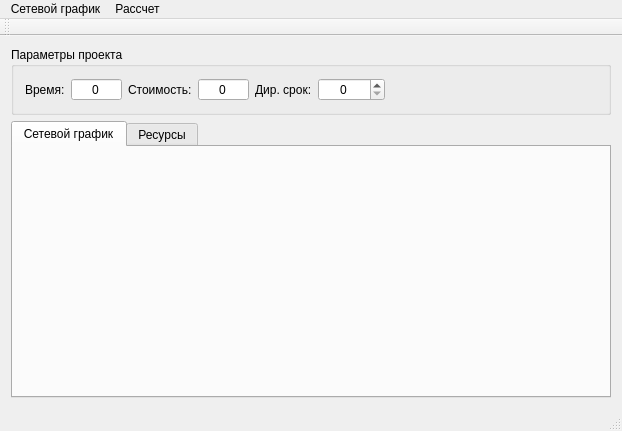
Before: the Qt Designer form NetworkCalc/mainwindow.ui in io2357911/NetworkPlanning, drawn with Qt 5.
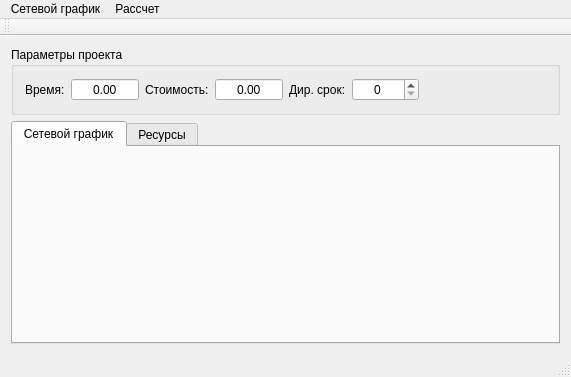
After: the same form once the commit is applied. Custom widgets are drawn as their Qt base class.

Patch:
```diff
--- a/NetworkCalc/mainwindow.ui
+++ b/NetworkCalc/mainwindow.ui
@@ -6,8 +6,8 @@
    <rect>
     <x>0</x>
     <y>0</y>
-    <width>622</width>
-    <height>431</height>
+    <width>571</width>
+    <height>377</height>
    </rect>
   </property>
   <property name="windowTitle">
@@ -34,22 +34,6 @@
          </property>
         </spacer>
        </item>
-       <item row="0" column="1">
-        <widget class="QSpinBox" name="sbTime">
-         <property name="alignment">
-          <set>Qt::AlignCenter</set>
-         </property>
-         <property name="readOnly">
-          <bool>true</bool>
-         </property>
-         <property name="buttonSymbols">
-          <enum>QAbstractSpinBox::NoButtons</enum>
-         </property>
-         <property name="maximum">
-          <number>9999999</number>
-         </property>
-        </widget>
-       </item>
        <item row="0" column="5">
         <widget class="QSpinBox" name="sbTimeLimit">
          <property name="alignment">
@@ -67,22 +51,6 @@
          </property>
         </widget>
        </item>
-       <item row="0" column="3">
-        <widget class="QSpinBox" name="sbCost">
-         <property name="alignment">
-          <set>Qt::AlignCenter</set>
-         </property>
-         <property name="readOnly">
-          <bool>true</bool>
-         </property>
-         <property name="buttonSymbols">
-          <enum>QAbstractSpinBox::NoButtons</enum>
-         </property>
-         <property name="maximum">
-          <number>9999999</number>
-         </property>
-        </widget>
-       </item>
        <item row="0" column="0">
         <widget class="QLabel" name="label">
          <property name="text">
@@ -97,6 +65,38 @@
          </property>
         </widget>
        </item>
+       <item row="0" column="1">
+        <widget class="QDoubleSpinBox" name="dsbTime">
+         <property name="alignment">
+          <set>Qt::AlignCenter</set>
+         </property>
+         <property name="readOnly">
+          <bool>true</bool>
+         </property>
+         <property name="buttonSymbols">
+          <enum>QAbstractSpinBox::NoButtons</enum>
+         </property>
+         <property name="maximum">
+          <double>9999999.990000000223517</double>
+         </property>
+        </widget>
+       </item>
+       <item row="0" column="3">
+        <widget class="QDoubleSpinBox" name="dsbCost">
+         <property name="alignment">
+          <set>Qt::AlignCenter</set>
+         </property>
+         <property name="readOnly">
+          <bool>true</bool>
+         </property>
+         <property name="buttonSymbols">
+          <enum>QAbstractSpinBox::NoButtons</enum>
+         </property>
+         <property name="maximum">
+          <double>9999999.990000000223517</double>
+         </property>
+        </widget>
+       </item>
       </layout>
      </widget>
     </item>
@@ -134,7 +134,7 @@
     <rect>
      <x>0</x>
      <y>0</y>
-     <width>622</width>
+     <width>571</width>
      <height>19</height>
     </rect>
    </property>
```
Left out of the diff: 12 changed lines with no effect on the pictures.
